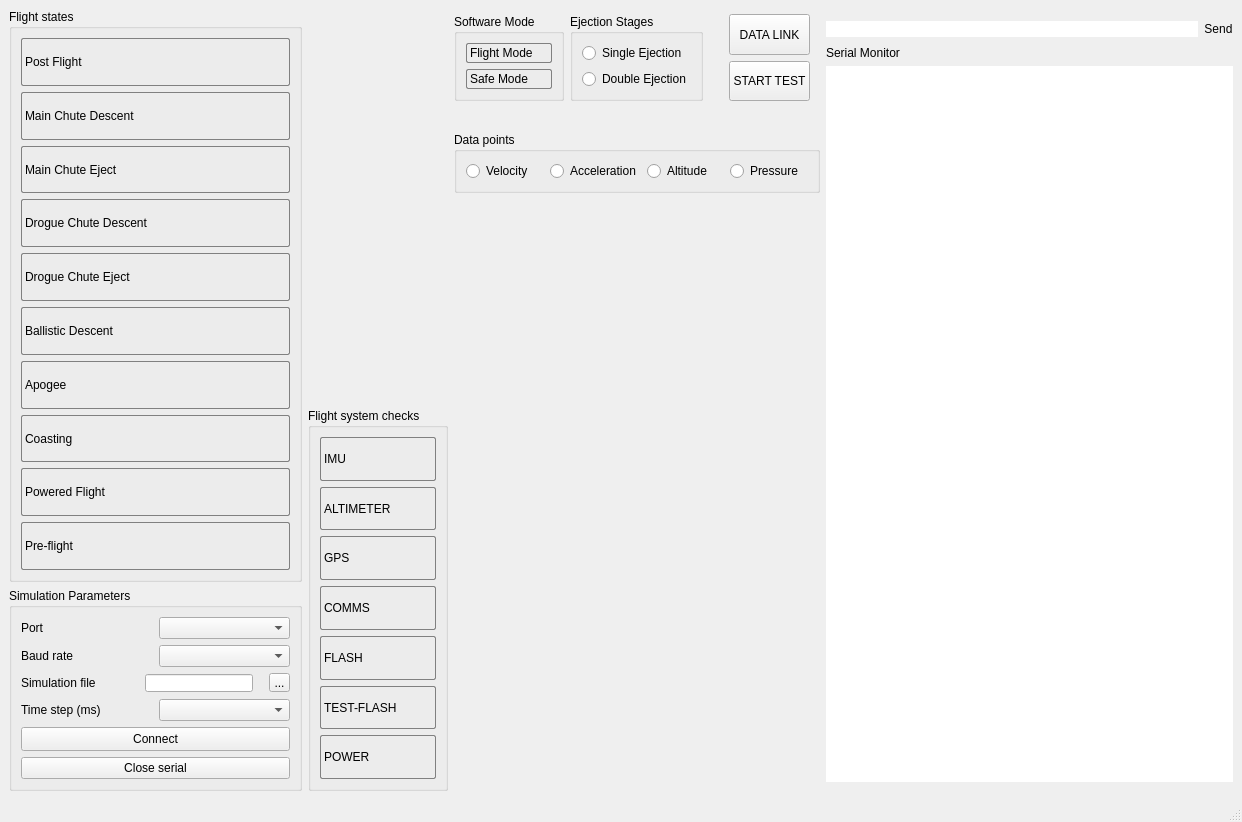
bytecod3/Nakuja-Flight-Computer-Simulation-Engine, file app/NaFCSE/mainwindow.ui: the form before one commit.
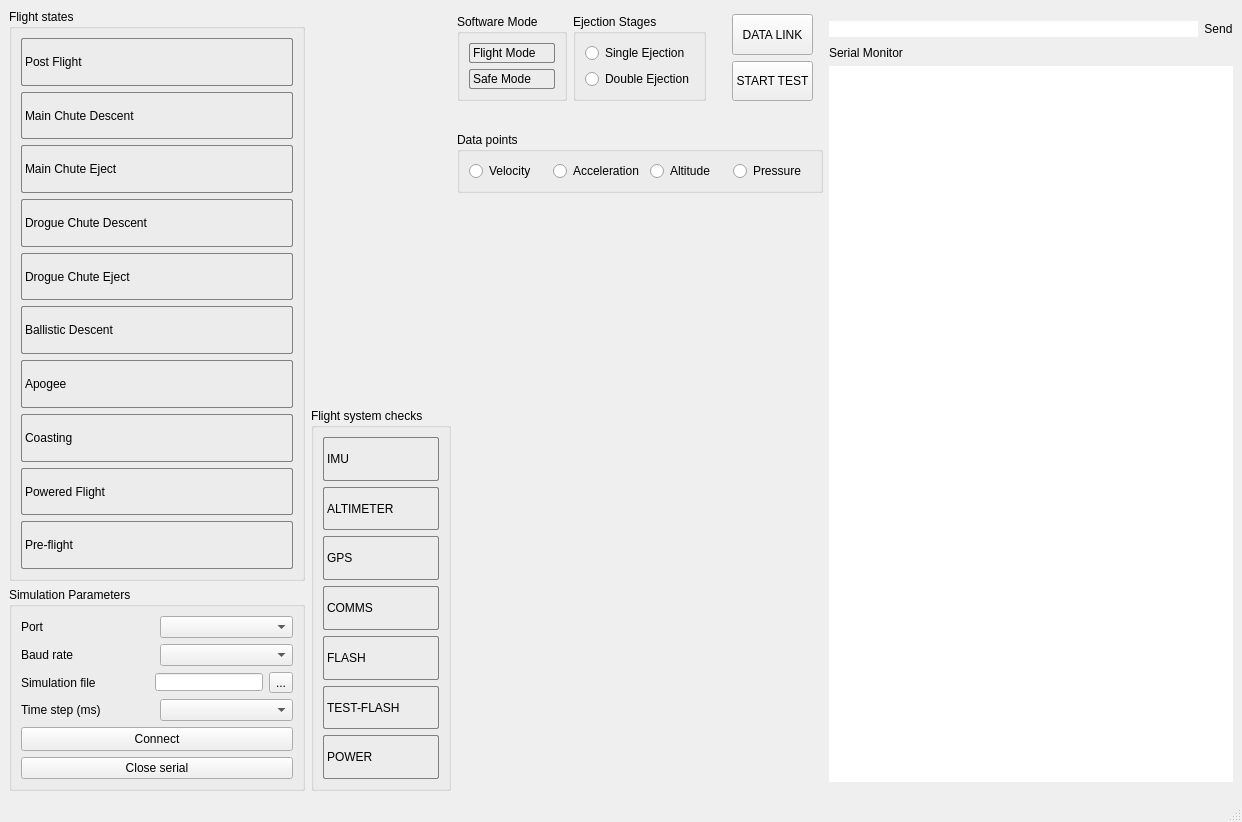
The form after the commit. Icons and pictures are not drawn.

Patch:
```diff
--- a/app/NaFCSE/mainwindow.ui
+++ b/app/NaFCSE/mainwindow.ui
@@ -212,7 +212,7 @@
              </property>
              <property name="sizeHint" stdset="0">
               <size>
-               <width>40</width>
+               <width>50</width>
                <height>20</height>
               </size>
              </property>
@@ -220,16 +220,21 @@
            </item>
            <item>
             <widget class="QLineEdit" name="lnFilename">
+             <property name="sizePolicy">
+              <sizepolicy hsizetype="Expanding" vsizetype="Fixed">
+               <horstretch>0</horstretch>
+               <verstretch>0</verstretch>
+              </sizepolicy>
+             </property>
              <property name="styleSheet">
-              <string notr="true">margin-left: 0;
-margin-right: 10</string>
+              <string notr="true">margin-left: 0;</string>
              </property>
             </widget>
            </item>
            <item>
             <widget class="QToolButton" name="btnChooseFile">
              <property name="styleSheet">
-              <string notr="true">margin-left: 0</string>
+              <string notr="true"/>
              </property>
              <property name="text">
               <string>...</string>
```
